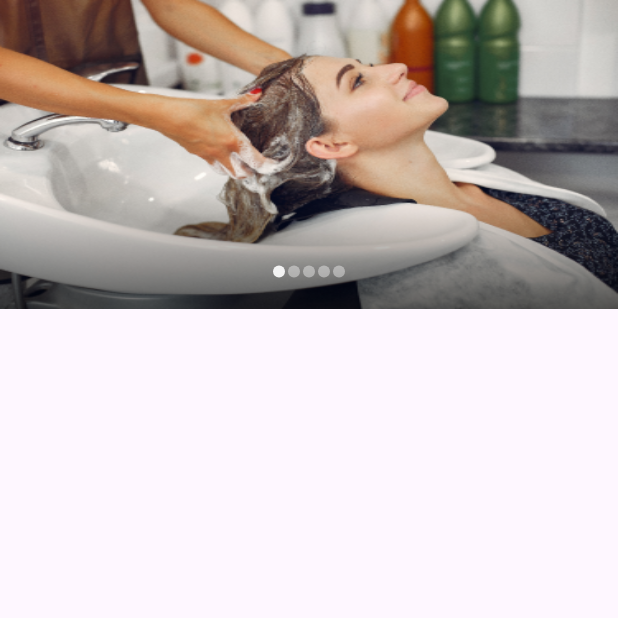
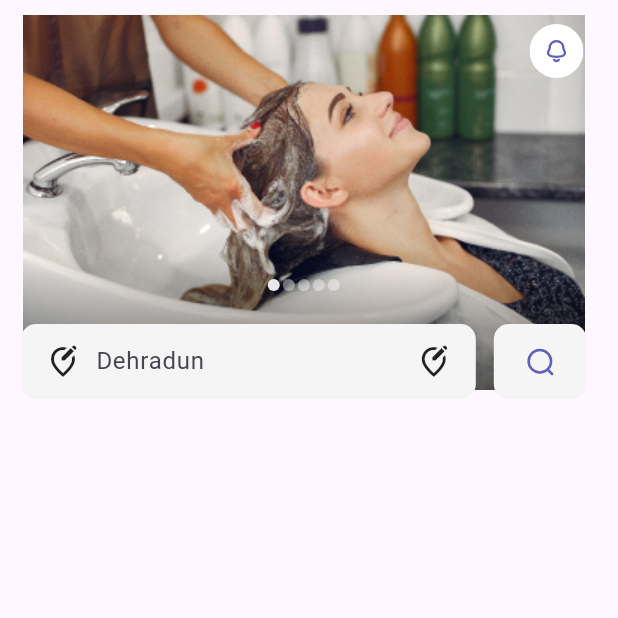
Before and after one commit to PearlOrganisationApplications/mistriOnCall, a Flutter app: the HomeScreen screen opened directly, on a phone screen of 412 x 824 dp, the top half of it. Run offline on Flutter 3.47's test engine with Material 3 defaults, Android fonts, the phone set to English and light mode, and no system bars; drawn by our look-alikes of carousel_slider; our stand-ins replace firebase_core, firebase_crashlytics, flutter_svg; accounts and stored records are empty.

Commit message:
home screen 09/01/24

```diff
--- a/lib/ui/home/home.dart
+++ b/lib/ui/home/home.dart
@@ -1,6 +1,7 @@
 import 'package:carousel_slider/carousel_slider.dart';
 import 'package:flutter/cupertino.dart';
 import 'package:flutter/material.dart';
+import 'package:flutter_svg/svg.dart';
 import 'package:mistrioncall/utils/constants/AppColor.dart';
 
 import '../../utils/constants/CommonFunctions.dart';
@@ -10,7 +11,6 @@ class HomeScreen extends StatefulWidget {
 
   @override
   State<HomeScreen> createState() => _HomeScreenState();
-
 }
 
 class _HomeScreenState extends State<HomeScreen> {
@@ -24,31 +24,35 @@ class _HomeScreenState extends State<HomeScreen> {
     'assets/images/hhh.png',
     // Add more image URLs as needed
   ];
+
   @override
   Widget build(BuildContext context) {
     CommonFunctions.customTheme();
+    Size size = MediaQuery.of(context).size;
     return Scaffold(
-      body: Expanded(
-        child: Column(
-          crossAxisAlignment: CrossAxisAlignment.start,
-          mainAxisAlignment: MainAxisAlignment.start,
-          children: [
-            Stack(
+      body: SafeArea(
+        child: Container(
+          height: 270,
+          color: Colors.transparent,
+          child: Stack(
             children: [
               CarouselSlider(
                 items: imgList.map((item) {
-                    return Stack(
-                      children: <Widget>[
-                        Image.asset(item, fit: BoxFit.fill, width: double.infinity),
-                      ],
+                  return Container(
+                    decoration: BoxDecoration(
+                        image: DecorationImage(
+                      image: AssetImage(
+                        item,
+                      ),
+                    )),
                   );
                 }).toList(),
                 carouselController: _controller,
                 options: CarouselOptions(
-                    autoPlay: false,
+                  autoPlay: true,
                   animateToClosest: true,
                   enlargeCenterPage: true,
-                    aspectRatio: 2.0,
+                  aspectRatio: 1.5,
                   viewportFraction: 1.0,
                   onPageChanged: (index, reason) {
                     setState(() {
@@ -58,8 +62,16 @@ class _HomeScreenState extends State<HomeScreen> {
                 ),
               ),
               Positioned(
+                  top: 16,
+                  right: 16,
+                  child: SvgPicture.asset(
+                    "assets/svg/Group 34844.svg",
+                    height: 36,
+                    width: 36,
+                  )),
+              Positioned(
                 left: 0,
-                  bottom: 20,
+                bottom: 75,
                 right: 0,
                 child: Row(
                   mainAxisAlignment: MainAxisAlignment.center,
@@ -69,10 +81,12 @@ class _HomeScreenState extends State<HomeScreen> {
                       child: Container(
                         width: 8.0,
                         height: 8.0,
-                          margin: const EdgeInsets.symmetric(vertical: 1.0, horizontal: 1.0),
+                        margin: const EdgeInsets.symmetric(
+                            vertical: 1.0, horizontal: 1.0),
                         decoration: BoxDecoration(
                           shape: BoxShape.circle,
-                            color: (Theme.of(context).brightness == Brightness.dark
+                          color: (Theme.of(context).brightness ==
+                                      Brightness.dark
                                   ? AppColor.blue
                                   : Colors.white)
                               .withOpacity(_current == entry.key ? 0.9 : 0.4),
@@ -82,10 +96,70 @@ class _HomeScreenState extends State<HomeScreen> {
                   }).toList(),
                 ),
               ),
+              Positioned(
+                left: 0,
+                bottom: 0,
+                right: 0,
+                child: Container(
+                  margin:
+                      const EdgeInsets.symmetric(horizontal: 14, vertical: 4),
+                  // Equal margins on both sides
+                  child: Row(
+                    mainAxisAlignment: MainAxisAlignment.spaceBetween,
+                    // Adjusted to space between widgets
+                    children: [
+                      Expanded(
+                        child: Container(
+                          height: 50,
+                          padding: const EdgeInsets.symmetric(horizontal: 16.0),
+                          margin: const EdgeInsets.only(right: 6.0),
+                          // Adjust vertical margin if needed
+                          decoration: BoxDecoration(
+                            borderRadius: BorderRadius.circular(10.0),
+                            color: Colors.grey[100],
+                          ),
+                          child: const Row(
+                            children: [
+                              Icon(Icons.edit_location_alt_outlined),
+                              SizedBox(width: 10.0),
+                              Expanded(
+                                child: TextField(
+                                  decoration: InputDecoration(
+                                    border: InputBorder.none,
+                                    hintText: "Dehradun",
+                                  ),
+                                ),
+                              ),
+                              SizedBox(width: 20.0),
+                              // Add space here (adjust the value as needed)
+                              Icon(Icons.edit_location_alt_outlined),
                             ],
                           ),
+                        ),
+                      ),
+                      Container(
+                        width: MediaQuery.of(context).size.width * 0.15,
+                        height: 50,
+                        padding: const EdgeInsets.symmetric(horizontal: 1.0),
+                        margin: const EdgeInsets.only(left: 6.0),
+                        decoration: BoxDecoration(
+                          borderRadius: BorderRadius.circular(10.0),
+                          color: Colors.grey[100],
+                        ),
+                        child: Center(
+                          child: SvgPicture.asset(
+                            'assets/svg/Search.svg',
+                            height: 20,
+                            width: 20,
+                          ),
+                        ),
+                      ),
                     ],
-
+                  ),
+                ),
+              ),
+            ],
+          ),
         ),
       ),
     );
--- a/pubspec.yaml
+++ b/pubspec.yaml
@@ -39,6 +39,7 @@ dependencies:
   firebase_auth: ^4.16.0
   firebase_crashlytics: ^3.4.9
   carousel_slider: ^4.2.1
+  flutter_svg: ^2.0.9
 
 dev_dependencies:
   flutter_test:
@@ -60,4 +61,5 @@ flutter:
   uses-material-design: true
 
   assets:
-   - assets/images/
+    - assets/images/
+    - assets/svg/
```
Also changed, not shown: assets/svg/Frame 38089.svg (added), assets/svg/Group 34844.svg (added), assets/svg/Location.svg (added), assets/svg/Search.svg (added), pubspec.lock. Lines whose indentation alone changed are shown as unchanged.
